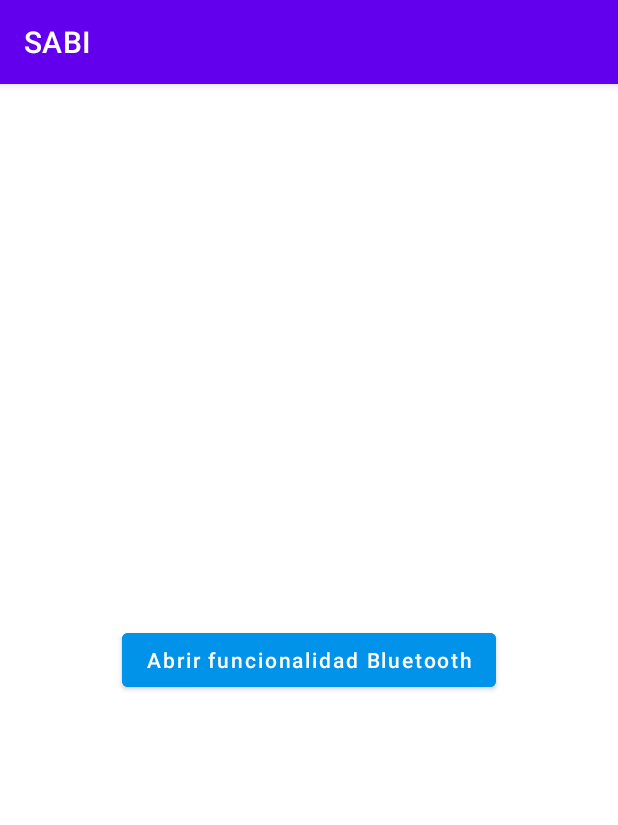
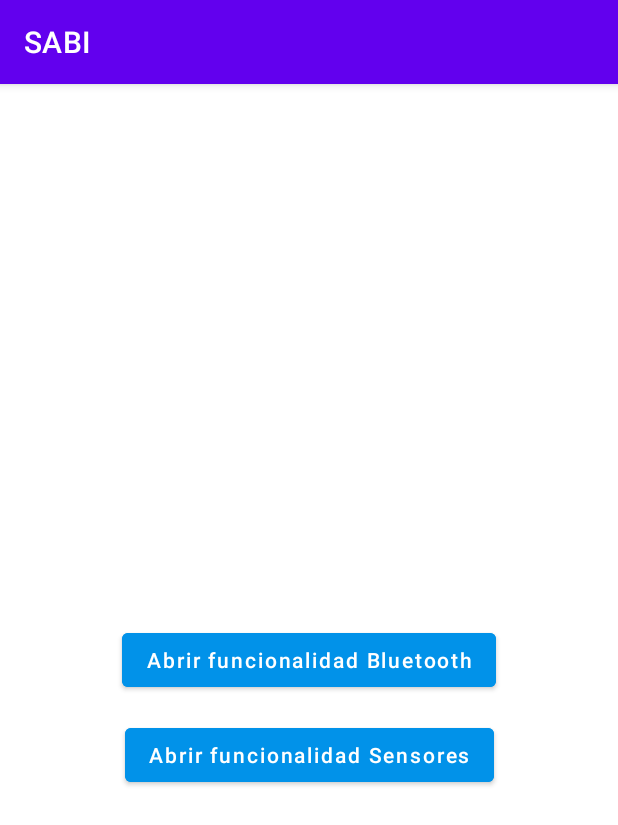
Before and after one commit to joniaranguri/AdvancedOperatingSystems-2022-2Q, an Android app: the screen it shows after launch (MainActivity), on a phone screen of 412 x 824 dp. Shown: the top 825 px of the screen. Run offline under Robolectric (Android 15) with nearby library versions, the phone set to English and light mode, and no system bars.

Commit message:
sensor advance

```diff
--- a/TP2/Android/app/src/main/java/com/example/sabi/presenter/MainPresenter.java
+++ b/TP2/Android/app/src/main/java/com/example/sabi/presenter/MainPresenter.java
@@ -2,6 +2,7 @@ package com.example.sabi.presenter;
 
 import com.example.sabi.contract.MainContract;
 import com.example.sabi.view.BluetoothActivity;
+import com.example.sabi.view.SensorActivity;
 
 public class MainPresenter implements MainContract.IMainPresenter {
 
@@ -18,6 +19,6 @@ public class MainPresenter implements MainContract.IMainPresenter {
 
     @Override
     public void onSensorActivityClick() {
-        // ToDo: Abrir activity para ver valores de un sensor del teléfono.
+        view.goToActivity(SensorActivity.class);
     }
 }
--- a/TP2/Android/app/src/main/java/com/example/sabi/view/MainActivity.java
+++ b/TP2/Android/app/src/main/java/com/example/sabi/view/MainActivity.java
@@ -15,7 +15,8 @@ import com.example.sabi.presenter.MainPresenter;
 public class MainActivity extends AppCompatActivity implements MainContract.IMainView {
 
     private Button bluetoothButton;
-    // ToDo: Agregar botón para abrir la actividad que muestra valores de un sensor del device.
+    private Button sensorButton;
+
     private MainContract.IMainPresenter presenter;
 
     @Override
@@ -24,12 +25,10 @@ public class MainActivity extends AppCompatActivity implements MainContract.IMai
         setContentView(R.layout.activity_main);
         presenter = new MainPresenter(this);
         bluetoothButton = findViewById(R.id.main_activity_bluetooth_button);
-        bluetoothButton.setOnClickListener(new View.OnClickListener() {
-            @Override
-            public void onClick(View view) {
-                presenter.onBluetoothButtonClick();
-            }
-        });
+        sensorButton = findViewById(R.id.main_activity_sensor_button);
+
+        bluetoothButton.setOnClickListener(view -> presenter.onBluetoothButtonClick());
+        sensorButton.setOnClickListener(view -> presenter.onSensorActivityClick());
     }
 
     @Override
--- a/TP2/Android/app/src/main/java/com/example/sabi/view/SecondActivity.java
+++ /dev/null
@@ -1,4 +0,0 @@
-package com.example.sabi.view;
-
-public class SecondActivity {
-}
--- a/TP2/Android/app/src/main/res/layout/activity_bluetooth.xml
+++ b/TP2/Android/app/src/main/res/layout/activity_bluetooth.xml
@@ -11,6 +11,8 @@
         android:layout_width="wrap_content"
         android:layout_height="wrap_content"
         android:hint="@string/command_bt_hc_05"
+        android:minHeight="48dp"
+        android:inputType="text"
         app:layout_constraintBottom_toBottomOf="parent"
         app:layout_constraintEnd_toEndOf="parent"
         app:layout_constraintStart_toStartOf="parent"
--- a/TP2/Android/app/src/main/res/layout/activity_main.xml
+++ b/TP2/Android/app/src/main/res/layout/activity_main.xml
@@ -18,4 +18,18 @@
         app:layout_constraintLeft_toLeftOf="parent"
         app:layout_constraintRight_toRightOf="parent" />
 
+    <Button
+        android:id="@+id/main_activity_sensor_button"
+        android:layout_width="wrap_content"
+        android:layout_height="wrap_content"
+        android:backgroundTint="@color/blue"
+        android:text="@string/open_sensors"
+        android:textAllCaps="false"
+        android:layout_marginTop="15dp"
+        app:layout_constraintEnd_toEndOf="@+id/main_activity_bluetooth_button"
+        app:layout_constraintLeft_toLeftOf="parent"
+        app:layout_constraintRight_toRightOf="parent"
+        app:layout_constraintStart_toStartOf="@+id/main_activity_bluetooth_button"
+        app:layout_constraintTop_toBottomOf="@+id/main_activity_bluetooth_button" />
+
 </androidx.constraintlayout.widget.ConstraintLayout>
--- /dev/null
+++ b/TP2/Android/app/src/main/res/layout/activity_sensor.xml
@@ -0,0 +1,6 @@
+<?xml version="1.0" encoding="utf-8"?>
+<androidx.constraintlayout.widget.ConstraintLayout xmlns:android="http://schemas.android.com/apk/res/android"
+    android:layout_width="match_parent"
+    android:layout_height="match_parent">
+
+</androidx.constraintlayout.widget.ConstraintLayout>
--- a/TP2/Android/app/src/main/res/values/strings.xml
+++ b/TP2/Android/app/src/main/res/values/strings.xml
@@ -6,4 +6,5 @@
     <!-- BLUETOOTH ACTIVITY -->
     <string name="command_bt_hc_05">Comando BT HC-05</string>
     <string name="send_command_hint">Enviar Comando</string>
+    <string name="open_sensors">Abrir funcionalidad Sensores</string>
 </resources>
```
Also changed, not shown: TP2/Android/app/src/main/java/com/example/sabi/contract/SensorContract.java (added, +36 -0 lines), TP2/Android/app/src/main/java/com/example/sabi/model/SensorModel.java (added, +13 -0 lines), TP2/Android/app/src/main/java/com/example/sabi/presenter/SensorPresenter.java (added, +20 -0 lines), TP2/Android/app/src/main/java/com/example/sabi/view/SensorActivity.java (added, +33 -0 lines).
